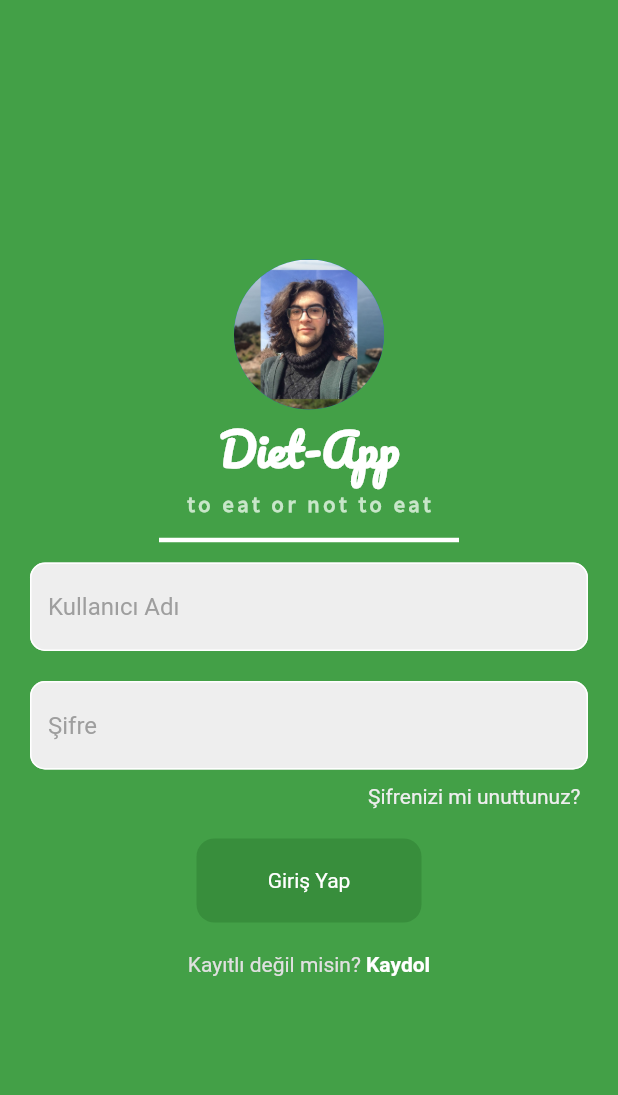
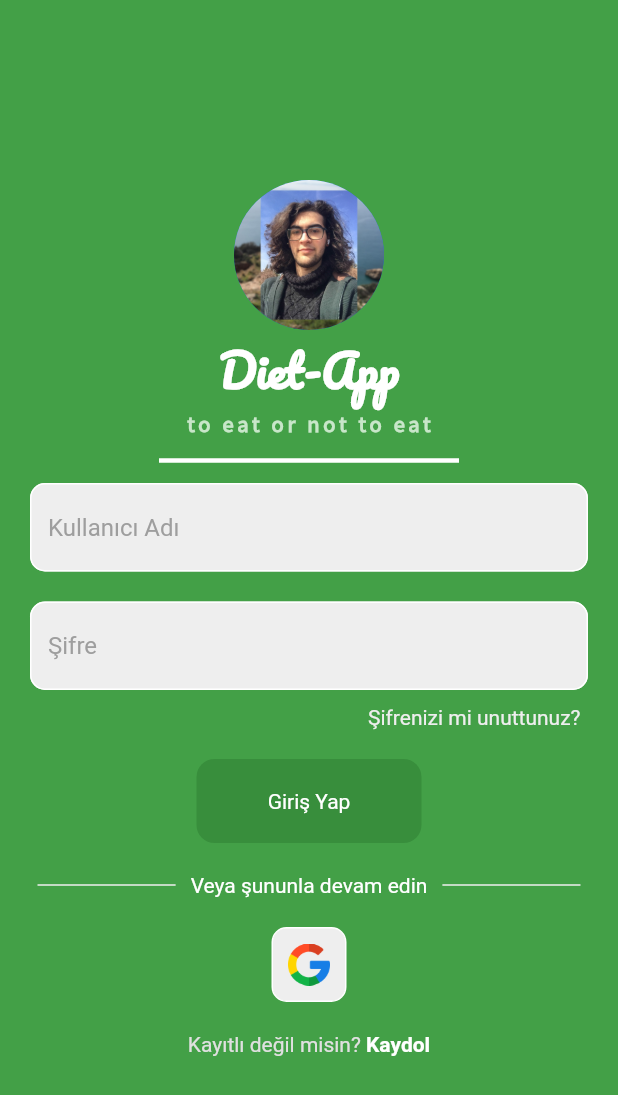
Before and after one commit to Google-Solution-Challenge-Metu/CanYouHearMe, a Flutter app: the screen it shows after launch, after a tap on the "arrow forward ios" icon, on a phone screen of 412 x 824 dp. Shown: the top 1095 px of the screen. Run offline on Flutter 3.47's test engine with Material 2 defaults, Android fonts, the phone set to English and light mode, and no system bars; our stand-ins replace google_nav_bar.

Commit message:
first version

```diff
--- a/lib/screens/login/login_patient.dart
+++ b/lib/screens/login/login_patient.dart
@@ -76,6 +76,57 @@ class _PatientLoginPageState extends State<PatientLoginPage> {
                   height: 20.0,
                 ),
                 buildButton(signUserIn),
+                const SizedBox(
+                  height: 20.0,
+                ),
+                Padding(
+                  padding: const EdgeInsets.symmetric(horizontal: 25.0),
+                  child: Row(
+                    children: [
+                      Expanded(
+                        child: Divider(
+                          thickness: 1,
+                          color: Colors.grey.shade200,
+                        ),
+                      ),
+                      const Padding(
+                        padding: EdgeInsets.symmetric(horizontal: 10.0),
+                        child: Text(
+                          "Veya şununla devam edin",
+                          style: TextStyle(
+                            color: Colors.white,
+                          ),
+                        ),
+                      ),
+                      Expanded(
+                        child: Divider(
+                          thickness: 1,
+                          color: Colors.grey.shade200,
+                        ),
+                      ),
+                    ],
+                  ),
+                ),
+                const SizedBox(
+                  height: 20.0,
+                ),
+                Row(
+                  mainAxisAlignment: MainAxisAlignment.center,
+                  children: [
+                    Container(
+                      padding: const EdgeInsets.all(10),
+                      decoration: BoxDecoration(
+                        border: Border.all(
+                          color: Colors.white,
+                        ),
+                        color: Colors.grey.shade200,
+                        borderRadius: BorderRadius.circular(10.0),
+                      ),
+                      height: 50.0,
+                      child: Image.asset("assets/images/google.png"),
+                    )
+                  ],
+                ),
                 const SizedBox(
                   height: 20.0,
                 ),
```
Also changed, not shown: lib/screens/login/login_doctor.dart (+51 -0 lines), assets/images/google.png (added).
